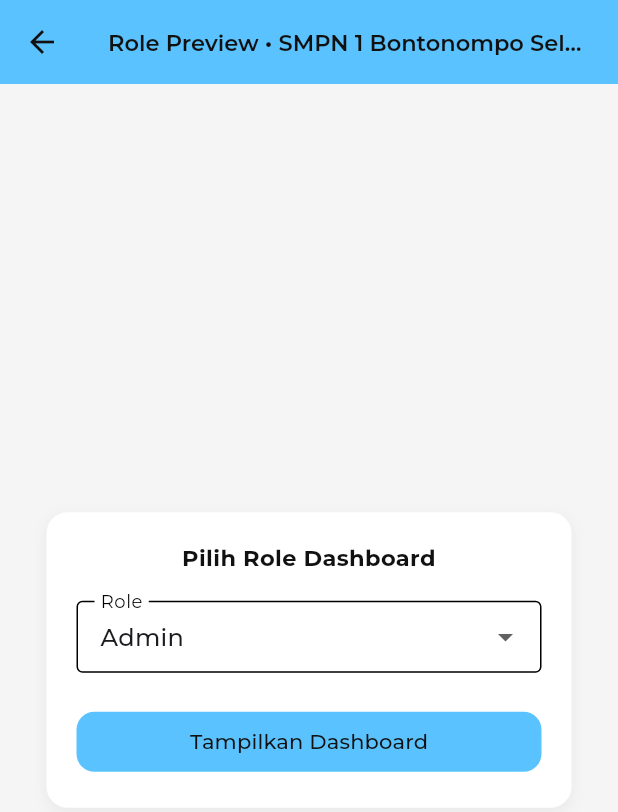
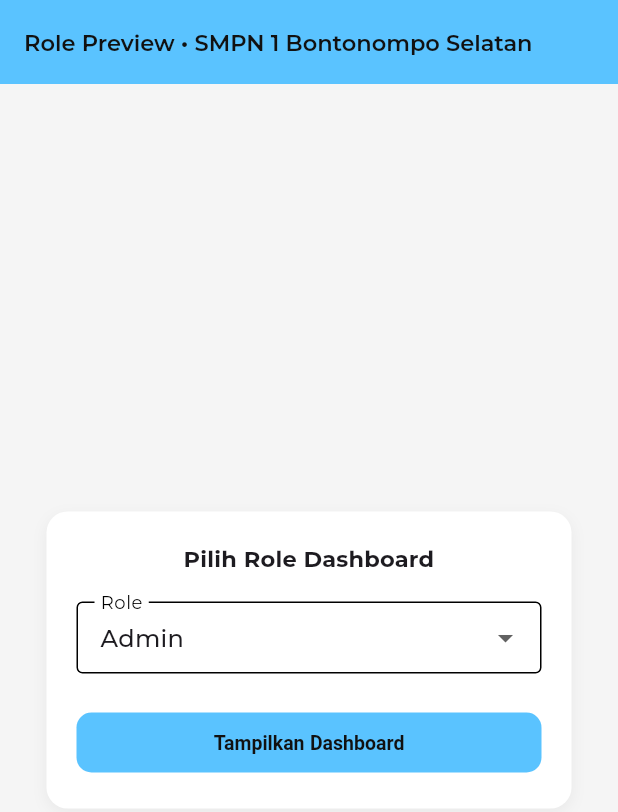
Before and after one commit to YuukiYuna-TOSTW/ALP-Kelompok-2-Semester-3, a Flutter app: the screen it shows after launch, on a phone screen of 412 x 824 dp. Shown: the top 812 px of the screen. Run offline on Flutter 3.47's test engine with Material 3 defaults, Android fonts, the light colour scheme and no system bars; our stand-ins replace cloud_firestore, file_picker, firebase_ai, firebase_core, flutter_markdown, font_awesome_flutter and 4 more; accounts and stored records are empty.

```diff
--- a/Frontend/frontend/lib/main.dart
+++ b/Frontend/frontend/lib/main.dart
@@ -2,13 +2,14 @@ import 'package:flutter/material.dart';
 import 'package:provider/provider.dart';
 
 import 'config/theme/app_theme.dart';
-import 'config/routes/app_routes.dart';
+import 'features/dashboard/dashboard_page.dart';
 
+//
 // =======================================================
-// 🟣 ROLE CONTROLLER
+// 🟣 ROLE CONTROLLER (Untuk testing role tanpa login)
 // =======================================================
 class RoleController extends ChangeNotifier {
-  String role = "admin";
+  String role = "admin"; // default role
 
   void setRole(String newRole) {
     role = newRole;
@@ -16,6 +17,10 @@ class RoleController extends ChangeNotifier {
   }
 }
 
+//
+// =======================================================
+// 🚀 MAIN ENTRY POINT
+// =======================================================
 void main() {
   runApp(
     MultiProvider(
@@ -25,8 +30,9 @@ void main() {
   );
 }
 
+//
 // =======================================================
-// ROOT APP
+// 🏫 ROOT APP (Tema + Routing Utama)
 // =======================================================
 class MyApp extends StatelessWidget {
   const MyApp({super.key});
@@ -36,13 +42,120 @@ class MyApp extends StatelessWidget {
     return MaterialApp(
       debugShowCheckedModeBanner: false,
       title: "SMPN 1 Bontonompo Selatan",
+
+      // hanya light mode kecil
       theme: AppTheme.lightTheme,
 
-      // Tetap gunakan role-preview sebagai awal
-      initialRoute: "/role-preview",
-
-      // Semua route berasal dari AppRoutes
-      routes: AppRoutes.allRoutes(context),
+      home: const RolePreviewPage(),
     );
   }
 }
+
+//
+// =======================================================
+// 🔥 ROLE PREVIEW PAGE (Testing dashboard tanpa login)
+// =======================================================
+class RolePreviewPage extends StatelessWidget {
+  const RolePreviewPage({super.key});
+
+  @override
+  Widget build(BuildContext context) {
+    final roleCtrl = context.watch<RoleController>();
+
+    return Scaffold(
+      backgroundColor: Colors.grey[100],
+
+      appBar: AppBar(
+        title: const Text(
+          "Role Preview • SMPN 1 Bontonompo Selatan",
+          style: TextStyle(fontSize: 15, fontWeight: FontWeight.w600),
+        ),
+      ),
+
+      body: Center(
+        child: Container(
+          width: 350,
+          padding: const EdgeInsets.all(20),
+          decoration: BoxDecoration(
+            color: Colors.white,
+            borderRadius: BorderRadius.circular(14),
+            boxShadow: [
+              BoxShadow(
+                color: Colors.black.withOpacity(.05),
+                blurRadius: 8,
+                offset: const Offset(0, 3),
+              ),
+            ],
+          ),
+
+          child: Column(
+            mainAxisSize: MainAxisSize.min,
+            children: [
+              Text(
+                "Pilih Role Dashboard",
+                style: Theme.of(context).textTheme.titleMedium!.copyWith(
+                  fontWeight: FontWeight.w700,
+                  fontSize: 15,
+                ),
+                textAlign: TextAlign.center,
+              ),
+
+              const SizedBox(height: 18),
+
+              DropdownButtonFormField<String>(
+                value: roleCtrl.role,
+                decoration: const InputDecoration(
+                  labelText: "Role",
+                  border: OutlineInputBorder(),
+                ),
+                items: const [
+                  DropdownMenuItem(value: "admin", child: Text("Admin")),
+                  DropdownMenuItem(value: "guru", child: Text("Guru")),
+                  DropdownMenuItem(
+                    value: "kepsek",
+                    child: Text("Kepsek / Wakasek"),
+                  ),
+                ],
+                onChanged: (value) {
+                  if (value != null) {
+                    context.read<RoleController>().setRole(value);
+                  }
+                },
+              ),
+
+              const SizedBox(height: 22),
+
+              SizedBox(
+                width: double.infinity,
+                child: ElevatedButton(
+                  style: ElevatedButton.styleFrom(
+                    padding: const EdgeInsets.symmetric(
+                      vertical: 12,
+                      horizontal: 12,
+                    ),
+                    shape: RoundedRectangleBorder(
+                      borderRadius: BorderRadius.circular(10),
+                    ),
+                    textStyle: const TextStyle(
+                      fontWeight: FontWeight.w600,
+                      fontSize: 13,
+                    ),
+                  ),
+                  onPressed: () {
+                    Navigator.push(
+                      context,
+                      MaterialPageRoute(
+                        builder: (_) => DashboardPage(role: roleCtrl.role),
+                      ),
+                    );
+                  },
+                  child: const Text("Tampilkan Dashboard"),
+                ),
+              ),
+            ],
+          ),
+        ),
+      ),
+    );
+  }
+}
```
Also changed, not shown: 5 other files.
